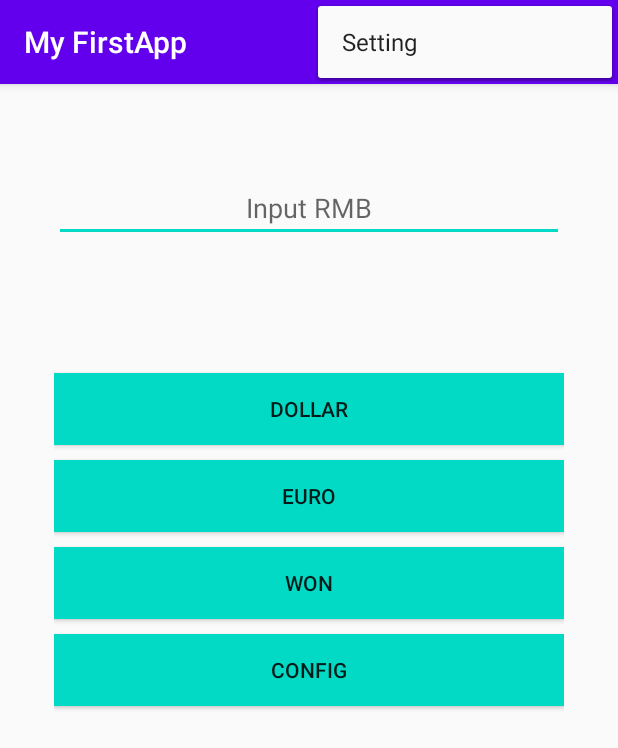
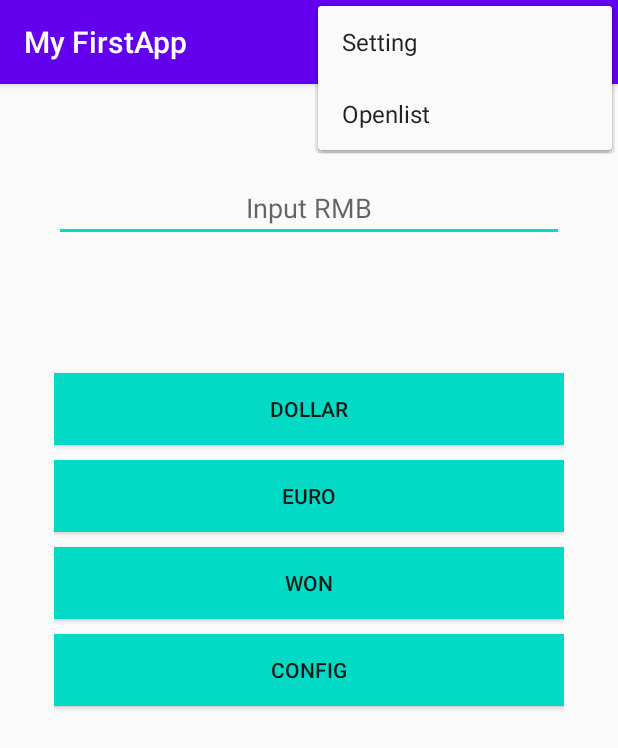
Before and after one commit to YYY-yyy-yyy-yy/MyFirstApp, an Android app: the screen it shows after launch (RateActivity), with the options menu open, on a phone screen of 412 x 824 dp. Shown: the top 748 px of the screen. Run offline under Robolectric (Android 15) with nearby library versions, the phone set to English and light mode, and no system bars.

Commit message:
Rate_ListView_week9

```diff
--- a/app/src/main/java/com/swufe/myfirstapp/RateActivity.java
+++ b/app/src/main/java/com/swufe/myfirstapp/RateActivity.java
@@ -144,6 +144,10 @@ public class RateActivity extends AppCompatActivity implements Runnable{
     public boolean onOptionsItemSelected(@NonNull MenuItem item) {
         if(item.getItemId() == R.id.menu_set){
             openConfig();
+        }else if(item.getItemId() == R.id.open_list){
+            //打开列表窗口
+            Intent list = new Intent(this, MyListActivity.class);
+            startActivity(list);
         }
         return super.onOptionsItemSelected(item);
     }
--- a/app/src/main/res/menu/rate.xml
+++ b/app/src/main/res/menu/rate.xml
@@ -1,9 +1,14 @@
 <?xml version="1.0" encoding="utf-8"?>
 <menu xmlns:app="http://schemas.android.com/apk/res-auto"
     xmlns:android="http://schemas.android.com/apk/res/android">
+
 
     <item
         android:id="@+id/menu_set"
         android:icon="@mipmap/setting"
         android:title="@string/set" />
+    <item
+        android:id="@+id/open_list"
+        android:icon="@mipmap/setting"
+        android:title="@string/label_open_list" />
 </menu>
--- a/app/src/main/res/values/strings.xml
+++ b/app/src/main/res/values/strings.xml
@@ -21,4 +21,5 @@
     <string name="opencfg_label">Config</string>
     <string name="btn_save_label">Save</string>
     <string name="set">Setting</string>
+    <string name="label_open_list">Openlist</string>
 </resources>
```
Also changed, not shown: app/src/main/AndroidManifest.xml (+9 -7 lines), 1 other file.
